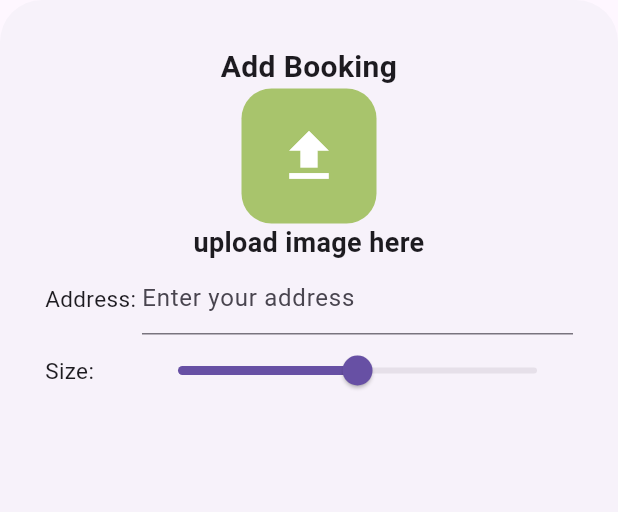
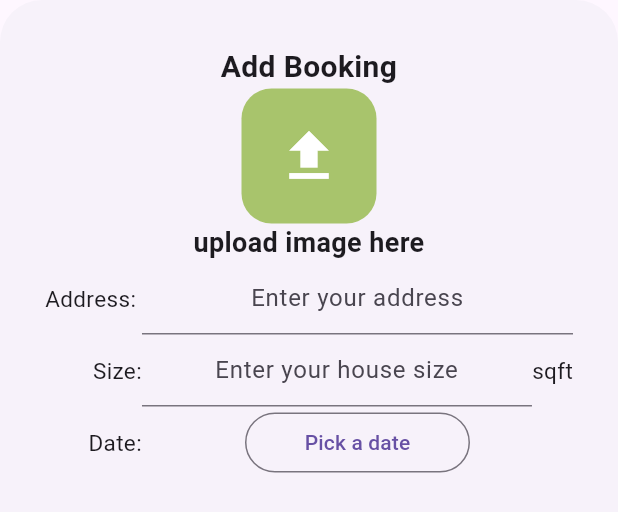
Before and after one commit to ganthegun/sep_hcms, a Flutter app: the BookingForm widget shown alone on an empty page, opened directly, on a phone screen of 412 x 824 dp. Shown: the top 512 px of the screen. Run offline on Flutter 3.47's test engine with Material 3 defaults, Android fonts, the phone set to English and light mode, and no system bars; our stand-ins replace calendar_date_picker2, file_picker, firebase_core, go_router, google_nav_bar; accounts and stored records are empty; generated files the repository leaves out were written again.

Commit message:
update booking form

```diff
--- a/lib/view/page/booking/booking_form.dart
+++ b/lib/view/page/booking/booking_form.dart
@@ -1,8 +1,9 @@
 import 'package:flutter/material.dart';
 import 'package:file_picker/file_picker.dart';
+import 'package:calendar_date_picker2/calendar_date_picker2.dart';
 
 class BookingForm extends StatefulWidget {
-  BookingForm({super.key});
+  const BookingForm({super.key});
 
   @override
   State<BookingForm> createState() => _BookingFormState();
@@ -11,7 +12,7 @@ class BookingForm extends StatefulWidget {
 class _BookingFormState extends State<BookingForm> {
   final _formKey = GlobalKey<FormState>();
 
-  double _size = 50.0;
+  List<DateTime> _date = [];
 
   @override
   Widget build(BuildContext context) {
@@ -81,8 +82,10 @@ class _BookingFormState extends State<BookingForm> {
                       ),
                       TableCell(
                         child: TextField(
+                          textAlign: TextAlign.center,
                           decoration: InputDecoration(
                             hintText: "Enter your address",
+                            alignLabelWithHint: true,
                           ),
                         ),
                       )
@@ -97,24 +100,77 @@ class _BookingFormState extends State<BookingForm> {
                           style: TextStyle(
                             fontSize: 15,
                           ),
+                          textAlign: TextAlign.right,
                         ),
                       ),
                       TableCell(
-                        child: Slider(
-                          value: _size,
-                          min: 0.0,
-                          max: 100.0,
-                          divisions: 10000,
-                          label: _size.toStringAsPrecision(4) + "sqft",
-                          onChanged: (double value) {
-                            setState(() {
-                              _size = value;
-                            });
-                          },
+                        child: Row(
+                          children: [
+                            Expanded( // Wrap TextField with Expanded
+                              child: TextField(
+                                textAlign: TextAlign.center,
+                                decoration: InputDecoration(
+                                  hintText: "Enter your house size",
+                                  alignLabelWithHint: true,
+                                ),
+                              ),
+                            ),
+                            Text(
+                              "sqft",
+                              style: TextStyle(
+                                fontSize: 15,
+                              ),
+                            ),
+                          ],
+                        ),
+                      ),
+                    ],
+                  ),
+                  TableRow(
+                    children: [
+                      TableCell(
+                        verticalAlignment: TableCellVerticalAlignment.middle,
+                        child: Text(
+                          "Date:",
+                          style: TextStyle(
+                            fontSize: 15,
+                          ),
+                          textAlign: TextAlign.right,
+                        ),
+                      ),
+                      TableCell(
+                        child: Align(
+                          alignment: Alignment.center,  // or any other alignment
+                          child: SizedBox(
+                            width: 150,
+                            child: OutlinedButton(
+                              onPressed: () async {
+                                final values = await showCalendarDatePicker2Dialog(
+                                  context: context,
+                                  config: config,
+                                  dialogSize: const Size(325, 370),
+                                  borderRadius: BorderRadius.circular(15),
+                                  value: _dialogCalendarPickerValue,
+                                  dialogBackgroundColor: Colors.white,
+                                );
+                                if (values != null) {
+                                  // ignore: avoid_print
+                                  print(_getValueText(
+                                    config.calendarType,
+                                    values,
+                                  ));
+                                  setState(() {
+                                    _dialogCalendarPickerValue = values;
+                                  });
+                                }
+                              },
+                              child: Text("Pick a date"),
+                            ),
+                          ),
                         ),
                       )
-                    ],
-                  ),
+                    ]
+                  )
                 ],
               ),
               // DatePickerDialog(firstDate: firstDate, lastDate: lastDate)
--- a/pubspec.yaml
+++ b/pubspec.yaml
@@ -38,6 +38,8 @@ dependencies:
   google_nav_bar: ^5.0.7
   file_picker: 8.1.4
   firebase_core: ^3.8.1
+  calendar_date_picker2: ^1.1.8
+  flutter_localization: ^0.3.0
 
 dev_dependencies:
   flutter_test:
```
Also changed, not shown: lib/main.dart (line endings or trailing spaces), pubspec.lock, 6 other files.
